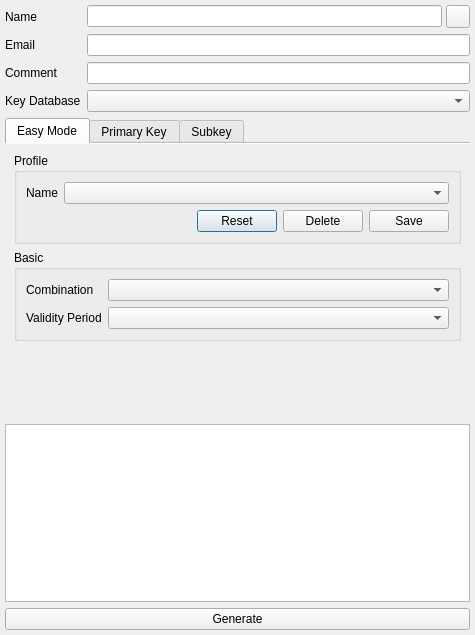
This is ui/KeyGenDialog.ui in saturneric/GpgFrontend as Qt 5 draws it before an edit. The edited form follows.
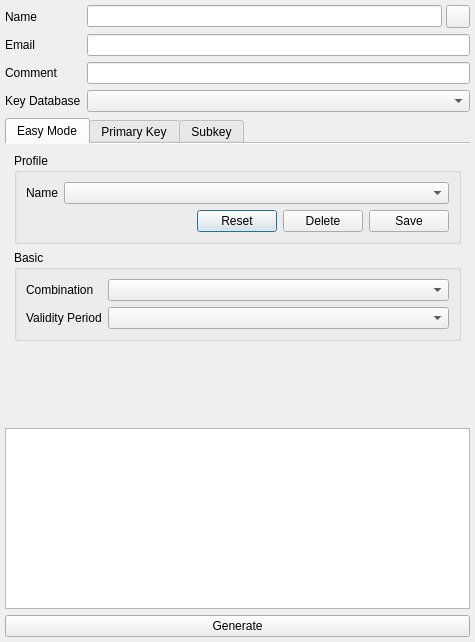
This is the edited form.

Commit message:
fix(ui): adjust KeyGenDialog dimensions and layout properties
* Updated the height of the KeyGenDialog to improve visual consistency.
* Added field growth policy to QFormLayout for better responsiveness.

Patch:
```diff
--- a/ui/KeyGenDialog.ui
+++ b/ui/KeyGenDialog.ui
@@ -7,7 +7,7 @@
     <x>0</x>
     <y>0</y>
     <width>475</width>
-    <height>635</height>
+    <height>642</height>
    </rect>
   </property>
   <property name="windowTitle">
```
Left out of the diff: 6 changed lines with no effect on the pictures.
